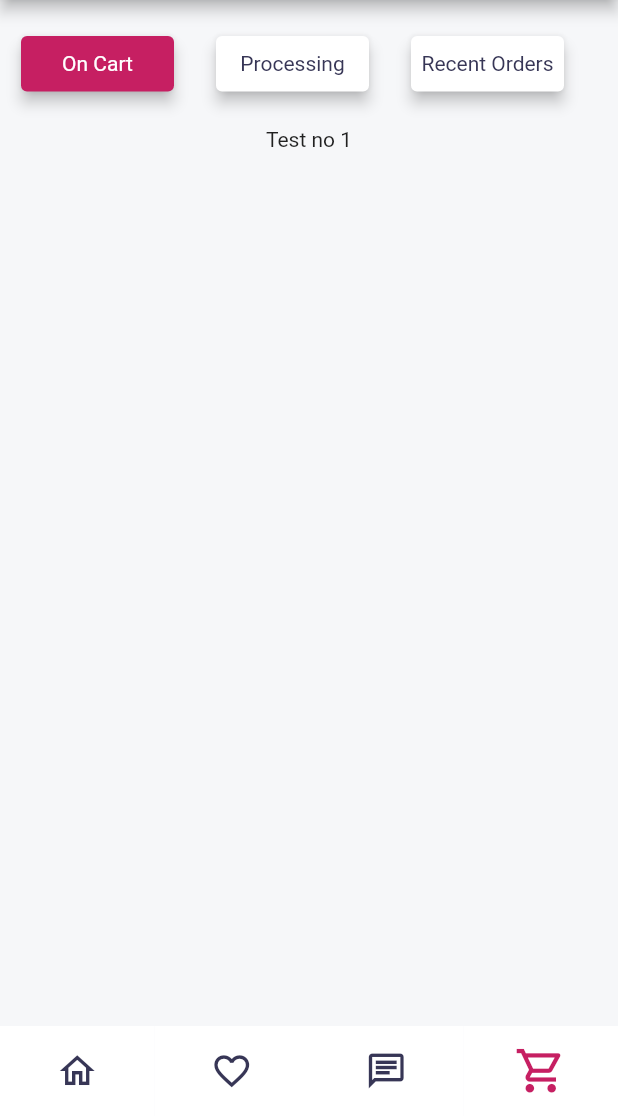
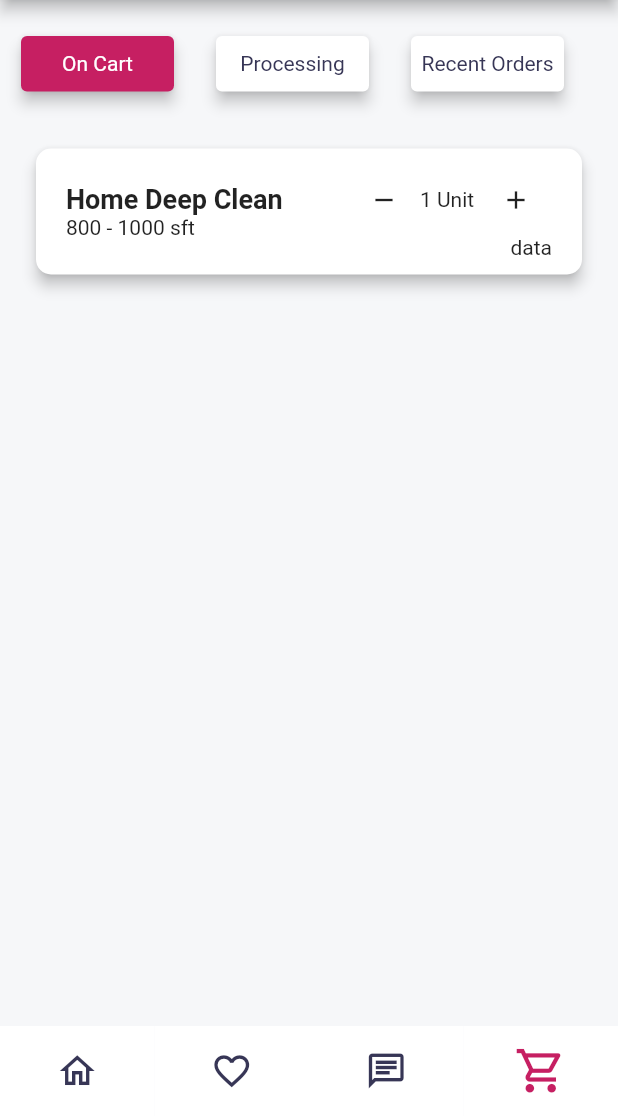
Before and after one commit to Riaz-27/serving_bd, a Flutter app: the screen it shows after launch, item 4 of the bottom bar chosen, on a phone screen of 412 x 824 dp, the part 120-1236 px from its top. Run offline on Flutter 3.47's test engine with Material 2 defaults, Android fonts, the phone set to English and light mode, and no system bars; our stand-ins replace flutter_svg; network calls fail.

Commit message:
unfinished design on orders cart
A basic design on how the on cart list will look like Unfinished tho.

```diff
--- a/lib/screens/home_screen.dart
+++ b/lib/screens/home_screen.dart
@@ -144,7 +144,7 @@ class HomeScreen extends StatelessWidget {
               Image(
                 image: NetworkImage(imageurl),
                 height: 35,
-                width: 35,
+                width: 45,
               ),
               const SizedBox(
                 height: 15,
--- a/lib/screens/orders_screen.dart
+++ b/lib/screens/orders_screen.dart
@@ -25,6 +25,7 @@ class _OrderScreenState extends State<OrderScreen> {
 
   @override
   Widget build(BuildContext context) {
+    final deviceSize = MediaQuery.of(context).size;
     return Column(
       children: [
         Container(
--- a/lib/widgets/orders_on_cart.dart
+++ b/lib/widgets/orders_on_cart.dart
@@ -3,8 +3,120 @@ import 'package:flutter/material.dart';
 class OrdersOnCart extends StatelessWidget {
   @override
   Widget build(BuildContext context) {
-    return Container(
-      child: Text("Test no 1"),
+    return Expanded(
+      child: ListView.builder(
+        itemCount: 1,
+        itemBuilder: (_, index) {
+          return Padding(
+            padding:  EdgeInsets.symmetric(horizontal: 20, vertical: 10),
+            child: Card(
+              shape: RoundedRectangleBorder(
+                borderRadius: BorderRadius.circular(10),
+              ),
+              elevation: 4,
+              child: Padding(
+                padding: EdgeInsets.symmetric(horizontal: 20, vertical: 10),
+                child: Row(
+                  mainAxisAlignment: MainAxisAlignment.spaceBetween,
+                  children: [
+                    Column(
+                      crossAxisAlignment: CrossAxisAlignment.start,
+                      children: [
+                        Text(
+                          "Home Deep Clean",
+                          style: TextStyle(
+                            fontSize: 18,
+                            fontWeight: FontWeight.bold,
+                          ),
+                        ),
+                        Text(
+                          "800 - 1000 sft",
+                          style: TextStyle(
+                            fontSize: 14,
+                          ),
+                        ),
+                      ],
+                    ),
+                    Column(
+                      crossAxisAlignment: CrossAxisAlignment.end,
+                      children: [
+                        Row(
+                          children: [
+                            IconButton(
+                              onPressed: () {},
+                              icon: Icon(Icons.remove, size: 20,),
+                            ),
+                            SizedBox(
+                              width: 40,
+                              child: Text("1 Unit"),
+                            ),
+                            IconButton(
+                              onPressed: () {},
+                              icon: Icon(Icons.add, size: 20,),
+                            )
+                          ],
+                        ),
+                        Text("data")
+                      ],
+                    )
+                  ],
+                ),
+              ),
+              // child: Padding(
+              //   padding:
+              //       const EdgeInsets.symmetric(horizontal: 10, vertical: 10),
+              //   child: ListTile(
+              //     title: Text(
+              //       "Home Deep Clean",
+              //       style: TextStyle(
+              //         fontSize: 18,
+              //         fontWeight: FontWeight.bold,
+              //       ),
+              //     ),
+              //     subtitle: Text(
+              //       "800 - 1000 sft",
+              //       style: TextStyle(
+              //         fontSize: 14,
+              //       ),
+              //     ),
+              //     trailing: Padding(
+              //       padding: const EdgeInsets.symmetric(vertical: 10),
+              //       child: Column(
+              //         children: [
+              //           SizedBox(
+              //             width: 80,
+              //             height: 30,
+              //             child: Row(
+              //               children: [
+              //                 IconButton(
+              //                   icon: Icon(Icons.remove,size: 30,),
+              //                   onPressed: () {},
+              //                 ),
+              //                 SizedBox(
+              //                   width: 40,
+              //                   child: Text("1 Unit"),
+              //                 ),
+              //                 IconButton(
+              //                   icon: Icon(Icons.add,size: 30,),
+              //                   onPressed: () {},
+              //                 )
+              //               ],
+              //             ),
+              //           ),
+              //           SizedBox(
+              //             height: 5,
+              //           ),
+              //           Text("1"),
+              //           Text("1"),
+              //         ],
+              //       ),
+              //     ),
+              //   ),
+              // ),
+            ),
+          );
+        },
+      ),
     );
   }
 }
```
